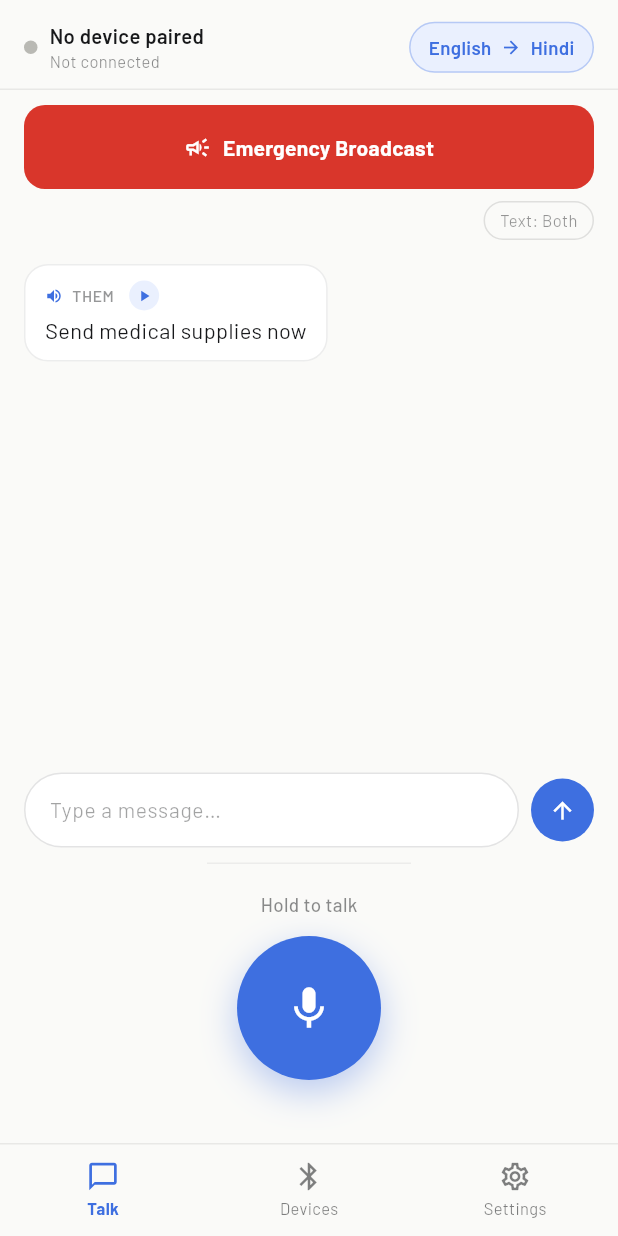
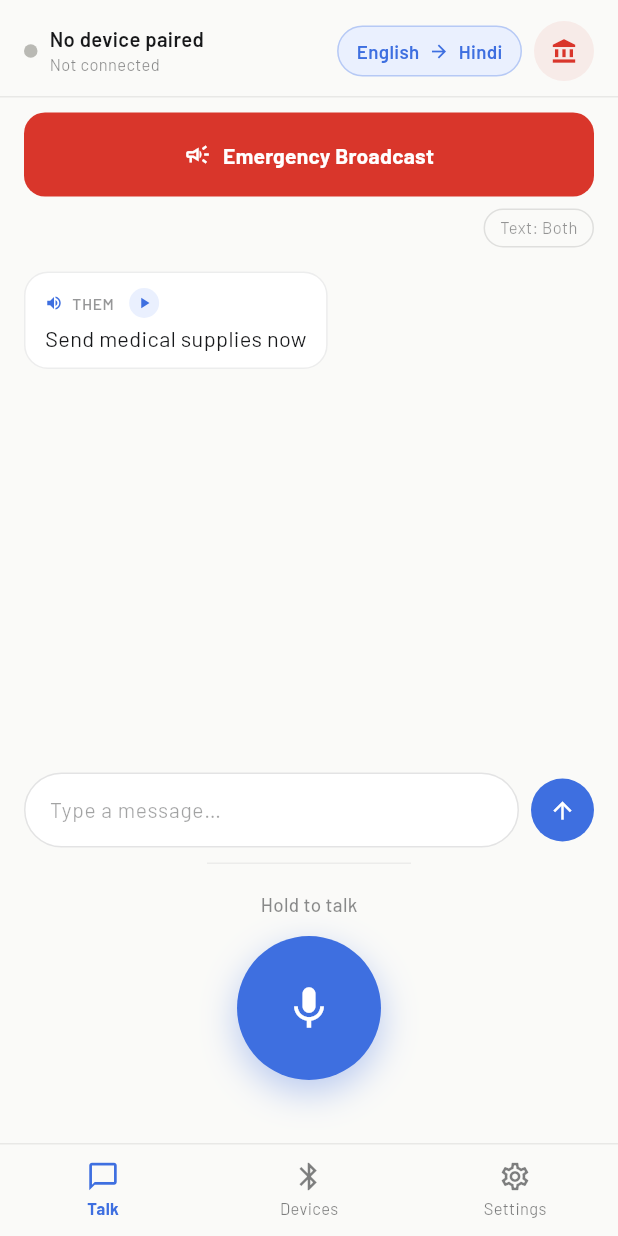
Before and after one commit to Virax17/SIH-Prototype, a Flutter app: the screen it shows after launch, on a phone screen of 412 x 824 dp. Run offline on Flutter 3.47's test engine with Material 3 defaults, Android fonts, the phone set to English and light mode, and no system bars; our stand-ins replace shared_preferences; missing offline and left inert: flutter_classic_bluetooth.

Commit message:
Add quick access to alert history from the Home tab
A small badge icon in the Home top bar now opens Alert history
directly, instead of requiring a trip through Settings.

```diff
--- a/lib/screens/home_screen.dart
+++ b/lib/screens/home_screen.dart
@@ -6,6 +6,7 @@ import '../models.dart';
 import '../services/bluetooth_manager.dart';
 import '../theme.dart';
 import '../widgets/wave_bars.dart';
+import 'alert_history_screen.dart';
 
 class HomeScreen extends StatelessWidget {
   const HomeScreen({super.key});
@@ -80,6 +81,8 @@ class HomeScreen extends StatelessWidget {
                     ),
                   ),
                 ),
+                const SizedBox(width: 8),
+                _AlertsButton(app: app),
               ],
             ),
           ),
@@ -192,6 +195,50 @@ class HomeScreen extends StatelessWidget {
       case ScriptMode.latin:
         return 'Latin script';
     }
+  }
+}
+
+class _AlertsButton extends StatelessWidget {
+  final AppState app;
+  const _AlertsButton({required this.app});
+
+  @override
+  Widget build(BuildContext context) {
+    final count = app.alertHistory.length;
+    return Material(
+      color: AppColors.dangerSoft,
+      shape: const CircleBorder(),
+      child: InkWell(
+        customBorder: const CircleBorder(),
+        onTap: () => Navigator.of(context).push(MaterialPageRoute(builder: (_) => const AlertHistoryScreen())),
+        child: SizedBox(
+          width: 40,
+          height: 40,
+          child: Stack(
+            clipBehavior: Clip.none,
+            alignment: Alignment.center,
+            children: [
+              const Icon(Icons.account_balance, color: AppColors.danger, size: 18),
+              if (count > 0)
+                Positioned(
+                  top: 1,
+                  right: 3,
+                  child: Container(
+                    padding: const EdgeInsets.symmetric(horizontal: 4, vertical: 1),
+                    constraints: const BoxConstraints(minWidth: 14),
+                    decoration: const BoxDecoration(color: AppColors.danger, shape: BoxShape.circle),
+                    child: Text(
+                      count > 9 ? '9+' : '$count',
+                      textAlign: TextAlign.center,
+                      style: const TextStyle(fontFamily: appFont, fontSize: 9, fontWeight: FontWeight.w700, color: Colors.white),
+                    ),
+                  ),
+                ),
+            ],
+          ),
+        ),
+      ),
+    );
   }
 }
 
```
